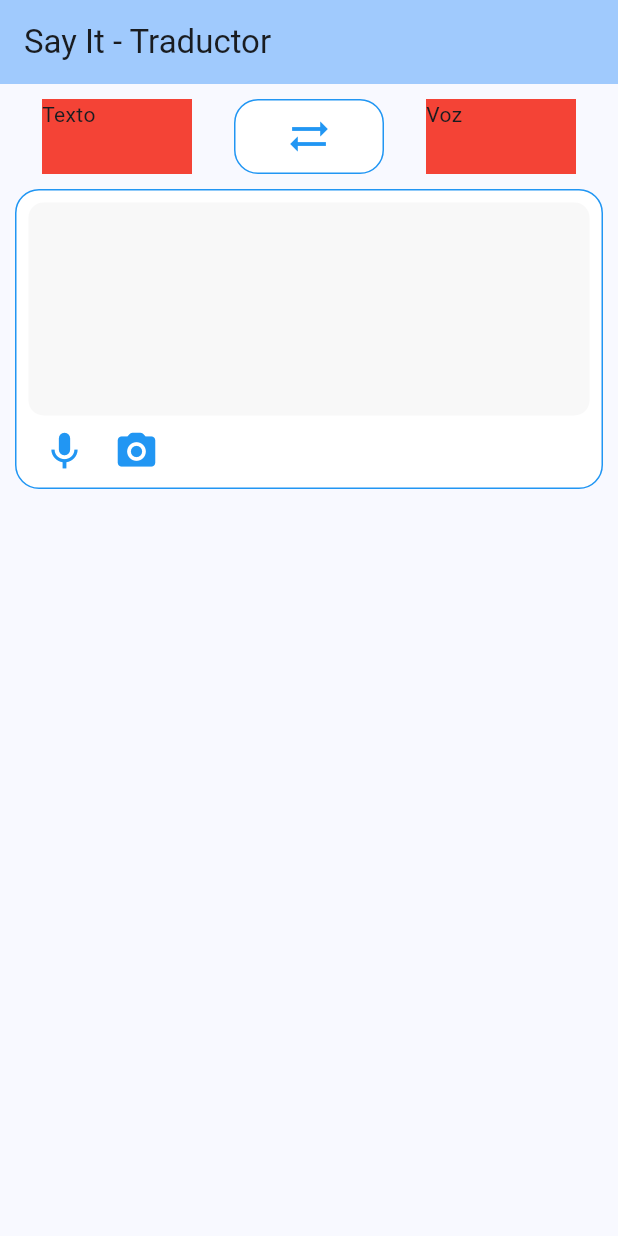
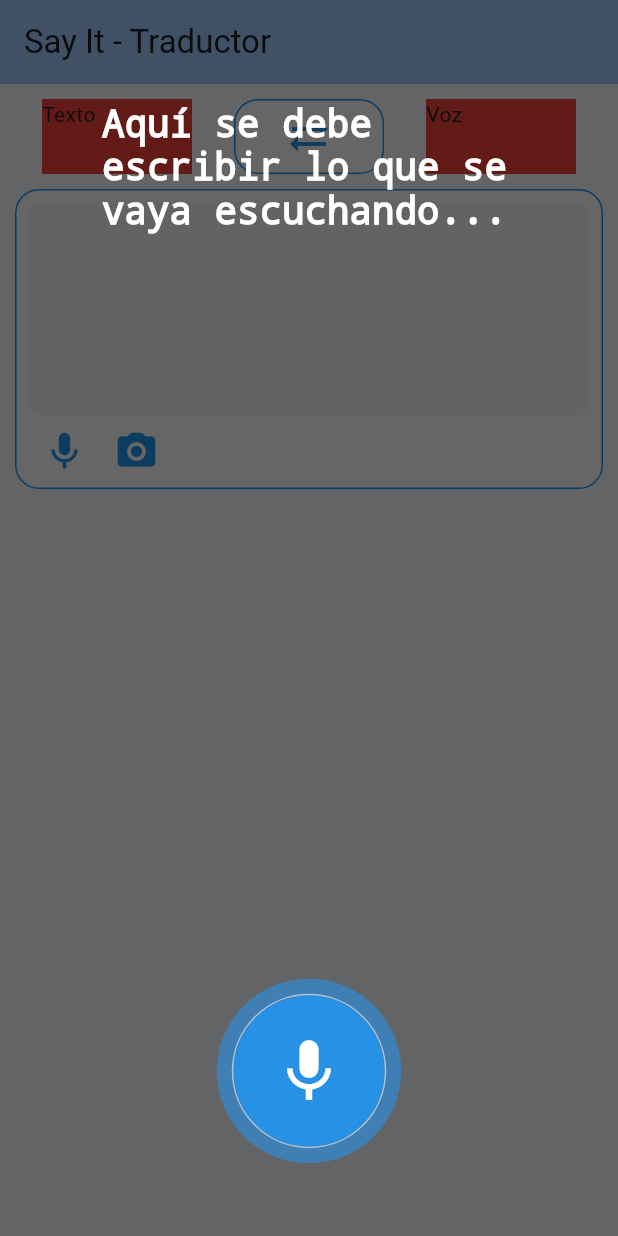
Before and after one commit to BryanGS27/sayit, a Flutter app: the screen it shows after launch, after a tap on the "mic" icon, on a phone screen of 412 x 824 dp. Run offline on Flutter 3.47's test engine with Material 3 defaults, Android fonts, the phone set to English and light mode, and no system bars.

Commit message:
Widget de micrófono abierto

```diff
--- /dev/null
+++ b/say_it_app/lib/Utils/widgets/circle.dart
@@ -0,0 +1,83 @@
+import 'dart:async';
+
+import 'package:flutter/material.dart';
+
+class CircleVoice extends StatefulWidget {
+  const CircleVoice({super.key});
+
+  @override
+  _CircleVoiceState createState() => _CircleVoiceState();
+}
+
+class _CircleVoiceState extends State<CircleVoice> {
+  Timer? _timer;
+  double _scale = 1;
+  int alpha = 100;
+
+  @override
+  void initState() {
+    super.initState();
+    _startTimer();
+  }
+
+  void _startTimer() {
+    _timer = Timer.periodic(Duration(milliseconds: 15), (timer) {
+      if (!mounted) return;
+      setState(() {
+        _scale += .01;
+        alpha -= 5;
+        if (_scale > 1.5) {
+          _scale = 1;
+          alpha = 255;
+        }
+      });
+    });
+  }
+
+  @override
+  void dispose() {
+    _timer?.cancel();
+    super.dispose();
+  }
+
+  @override
+  Widget build(BuildContext context) {
+    return Stack(
+      children: [
+        Transform.scale(
+          scale: _scale,
+          child: Container(
+            height: 100,
+            width: 100,
+            decoration: BoxDecoration(
+                color: Colors.blue.withAlpha(alpha),
+                borderRadius: BorderRadius.circular(100)),
+          ),
+        ),
+        Transform.scale(
+          scale: _scale - .20,
+          child: Container(
+            height: 100,
+            width: 100,
+            decoration: BoxDecoration(
+                border: Border.all(color: Colors.white.withAlpha(alpha)),
+                borderRadius: BorderRadius.circular(100)),
+          ),
+        ),
+        Container(
+          height: 100,
+          width: 100,
+          decoration: BoxDecoration(
+            color: Colors.blue.withAlpha(200),
+            borderRadius: BorderRadius.circular(100),
+          ),
+          child: Icon(
+            Icons.mic,
+            color: Colors.white,
+            size: 50.0,
+          ),
+        )
+      ],
+    );
+  }
+}
--- a/say_it_app/lib/main.dart
+++ b/say_it_app/lib/main.dart
@@ -1,5 +1,6 @@
 import 'package:flutter/cupertino.dart';
 import 'package:flutter/material.dart';
+import 'package:say_it/Utils/widgets/circle.dart';
 
 void main() {
   runApp(const MyApp());
@@ -32,13 +33,13 @@ class MyHomePage extends StatefulWidget {
 }
 
 class _MyHomePageState extends State<MyHomePage> {
-  int _counter = 0;
+  //int _counter = 0;
 
-  void _incrementCounter() {
+  /* void _incrementCounter() {
     setState(() {
       _counter++;
     });
-  }
+  } */
 
   @override
   Widget build(BuildContext context) {
@@ -120,7 +121,9 @@ class _MyHomePageState extends State<MyHomePage> {
                     Row(
                       children: [
                         IconButton(
-                            onPressed: () {},
+                            onPressed: () {
+                              _showOverlayDialog(context);
+                            },
                             icon: Icon(
                               Icons.mic,
                               color: Colors.blue,
@@ -145,3 +148,37 @@ class _MyHomePageState extends State<MyHomePage> {
     );
   }
 }
+
+void _showOverlayDialog(BuildContext context) {
+  showDialog(
+    context: context,
+    barrierDismissible: true,
+    barrierColor: Colors.black.withOpacity(0.6), // Oscurece el fondo
+    builder: (context) {
+      return Column(
+        mainAxisAlignment: MainAxisAlignment.spaceBetween,
+        children: [
+          Padding(
+            padding: const EdgeInsets.all(60.0),
+            child: Container(
+                width: 350,
+                padding: EdgeInsets.all(8),
+                constraints: BoxConstraints(maxHeight: 500),
+                child: Text(
+                  "Aquí se debe escribir lo que se vaya escuchando...",
+                  style: TextStyle(
+                    fontSize: 25,
+                    color: Colors.white,
+                    decoration: TextDecoration.none,
+                  ),
+                )),
+          ),
+          Padding(
+            padding: const EdgeInsets.only(bottom: 60.0),
+            child: CircleVoice(),
+          )
+        ],
+      );
+    },
+  );
+}
```
Also changed, not shown: say_it_app/lib/Utils/widgets/dialog.dart (added, +33 -0 lines), say_it_app/lib/first_screen/widgets/textInput.dart (added, +99 -0 lines).
